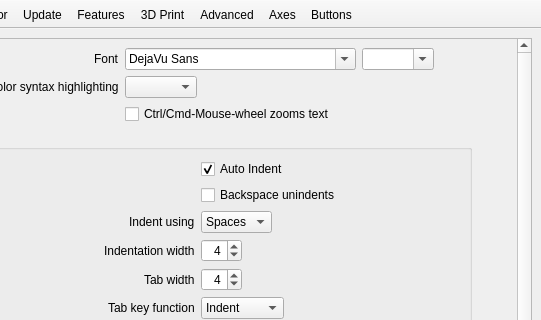
Above: src/Preferences.ui from openscad/openscad before the change; both pictures show x 95 to 636 and y 0 to 320 of the 636 by 498 pixel window. Below: the same form after it.
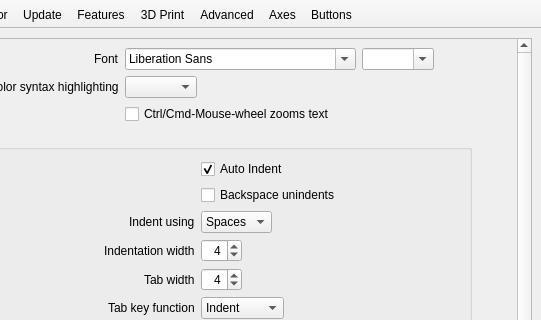
That is the form after the change. The open tabs and pages were chosen to show the change. Icons and pictures are not drawn. Custom widgets are drawn as their Qt base class.

Commit message: reverted the changed font

The edit to the form file:
```diff
--- a/src/Preferences.ui
+++ b/src/Preferences.ui
@@ -179,7 +179,7 @@
                  <widget class="QFontComboBox" name="fontChooser">
                   <property name="currentFont">
                    <font>
-                    <family>DejaVu Sans</family>
+                    <family>Lucida Grande</family>
                     <pointsize>12</pointsize>
                    </font>
                   </property>
```
